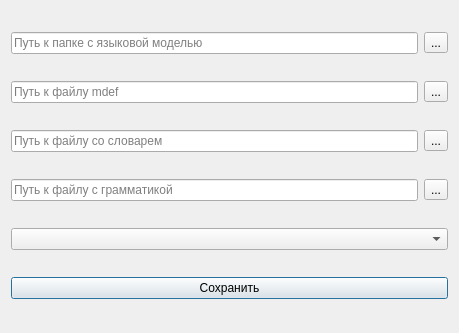
MrTrojan52/MERAGui, file recognizersettingsdialog.ui: the form before one commit.
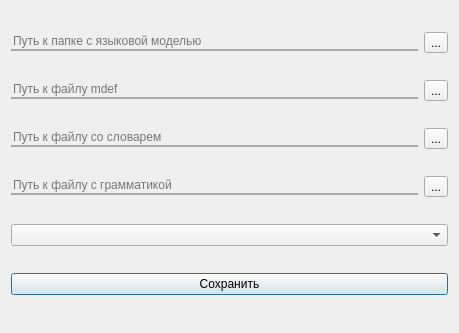
The form after the commit.

The edit to the form file:
```diff
--- a/recognizersettingsdialog.ui
+++ b/recognizersettingsdialog.ui
@@ -13,6 +13,17 @@
   <property name="windowTitle">
    <string>Dialog</string>
   </property>
+  <property name="styleSheet">
+   <string notr="true">QLineEdit {
+	background-color: rgba(239,239,239,0);
+	border: 0px;
+	border-bottom: 2px solid #ABABAB;
+}
+
+QLineEdit:hover {
+	border-bottom: 2px solid #2fbbd2;
+}</string>
+  </property>
   <layout class="QVBoxLayout" name="verticalLayout_2">
    <item>
     <layout class="QHBoxLayout" name="horizontalLayout">
@@ -63,6 +74,9 @@
        <property name="enabled">
         <bool>true</bool>
        </property>
+       <property name="styleSheet">
+        <string notr="true"/>
+       </property>
        <property name="placeholderText">
         <string>Путь к файлу со словарем</string>
        </property>
```
